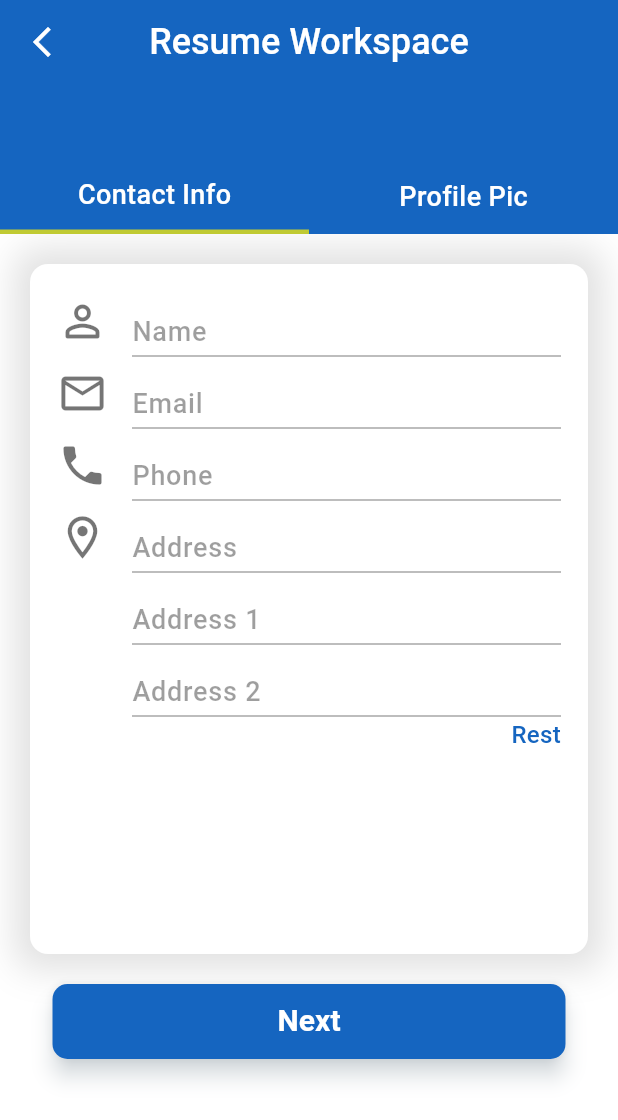
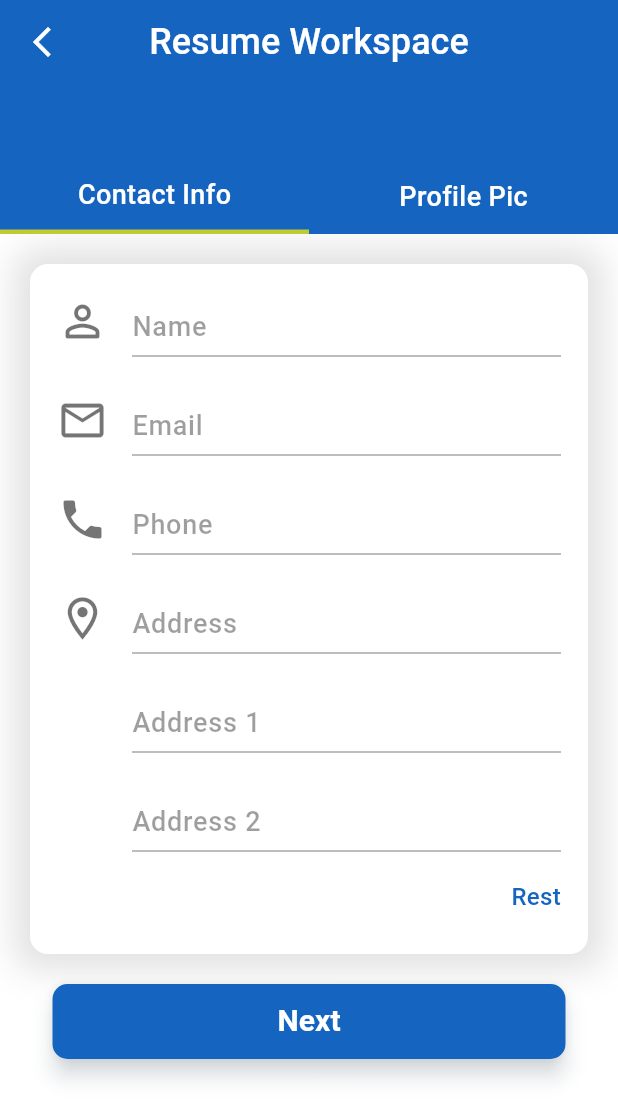
Before and after one commit to jagritixjha/resume_builder, a Flutter app: the screen it shows after launch, on a phone screen of 412 x 824 dp. Shown: the top 1120 px of the screen. Run offline on Flutter 3.47's test engine with Material 3 defaults, Android fonts, the phone set to English and light mode, and no system bars; our stand-ins replace image_picker.

Commit message:
updated with content padding & margin

```diff
--- a/lib/common_widgets/text_field_widget.dart
+++ b/lib/common_widgets/text_field_widget.dart
@@ -3,11 +3,18 @@ import 'package:resume_builder/common_widgets/text_widget.dart';
 
 import '../utils/global_variables.dart';
 
-class TextFieldWidget extends StatelessWidget {
-  IconData? icon;
-  String? hint, labelText, validatorVariable;
-  String? Function(String?)? validatorFunc;
-  void Function(String?)? saveData;
+class TextFieldWidget
+    extends StatelessWidget {
+  IconData?
+      icon;
+  String?
+      hint,
+      labelText,
+      validatorVariable;
+  String? Function(String?)?
+      validatorFunc;
+  void Function(String?)?
+      saveData;
 
   TextFieldWidget({
     super.key,
@@ -20,8 +27,13 @@ class TextFieldWidget extends StatelessWidget {
   });
 
   @override
-  Widget build(BuildContext context) {
-    return Row(
+  Widget build(
+      BuildContext context) {
+    return Container(
+      margin: EdgeInsets.only(bottom: 18),
+      child: Row(
+        // mainAxisAlignment: MainAxisAlignment.spaceEvenly,
+        // crossAxisAlignment: CrossAxisAlignment.end,
         children: [
           Icon(
             icon,
@@ -61,11 +73,12 @@ class TextFieldWidget extends StatelessWidget {
                   color: Colors.black38,
                   fontWeight: FontWeight.w500,
                 ),
-              contentPadding: EdgeInsets.zero,
+                contentPadding: const EdgeInsets.only(bottom: 6),
               ),
             ),
           )
         ],
+      ),
     );
   }
 }
```
Lines whose indentation alone changed are shown as unchanged.
